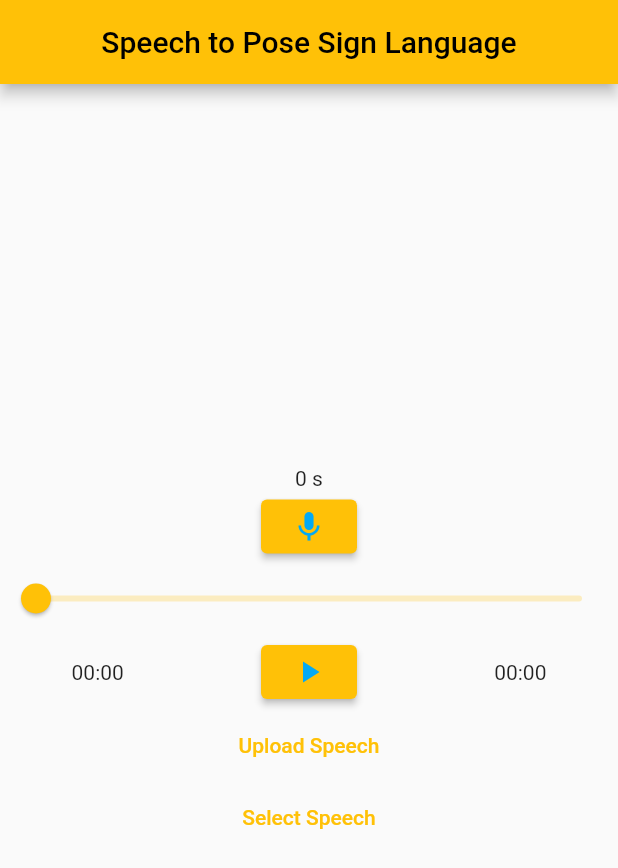
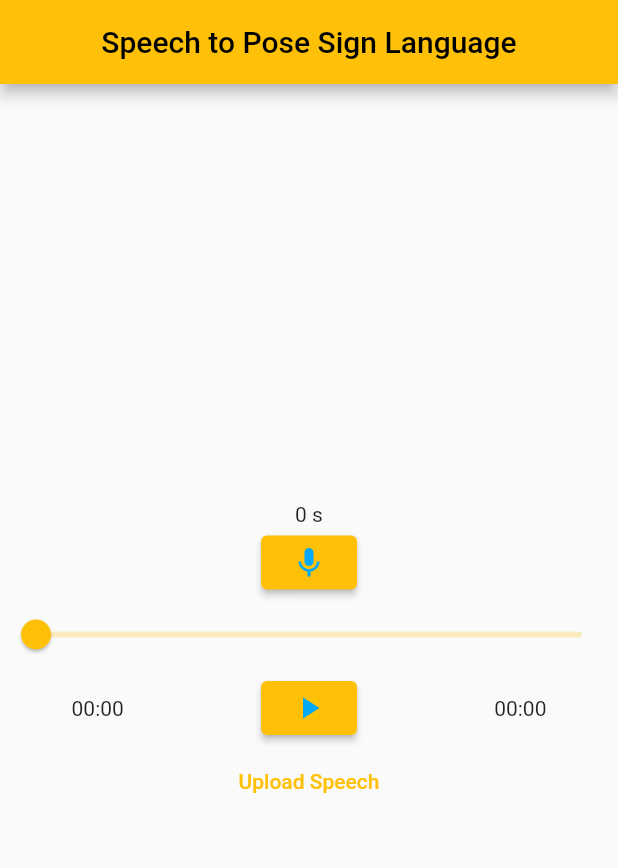
Before and after one commit to AhmedAsim-69/Speech_To_Sign_Language, a Flutter app: the screen it shows after launch, after a tap on "Upload Speech", on a phone screen of 412 x 824 dp. Shown: the top 868 px of the screen. Run offline on Flutter 3.47's test engine with Material 2 defaults, Android fonts, the phone set to English and light mode, and no system bars; our stand-ins replace audioplayers, cloud_firestore, file_picker, firebase_auth, firebase_storage, fluttertoast and 1 more; missing offline and left inert: flutter_sound; accounts and stored records are empty.

Commit message:
Feature: Speech transfer from phone to local server

```diff
--- a/lib/pages/my_homepage.dart
+++ b/lib/pages/my_homepage.dart
@@ -9,6 +9,7 @@ import 'package:stsl/services/audio_player.dart';
 import 'package:stsl/services/audio_recorder.dart';
 import 'package:http/http.dart' as http;
 import 'package:stsl/services/format_time.dart';
+import 'package:stsl/services/upload_file.dart';
 
 class MyHomePage extends StatefulWidget {
   const MyHomePage({Key? key, required this.title}) : super(key: key);
@@ -27,7 +28,9 @@ class _MyHomePageState extends State<MyHomePage> {
     log("inside selectSpeech\n");
     final pickedFile = await FilePicker.platform.pickFiles();
     if (pickedFile != null) {
-      selectedFile = File(pickedFile.files.single.path!);
+      selectedFile = File(
+          '/storage/emulated/0/Android/data/com.example.stsl/files/audio.wav');
+      // selectedFile = File(pickedFile.files.single.path!);
     }
   }
 
@@ -36,8 +39,8 @@ class _MyHomePageState extends State<MyHomePage> {
   String uri = " https://5997-39-46-123-229.in.ngrok.io/upload/";
 
   uploadFile() async {
-    final request = http.MultipartRequest(
-        "POST", Uri.parse("https://5997-39-46-123-229.in.ngrok.io/upload"));
+    final request =
+        http.MultipartRequest("POST", Uri.parse("http://10.0.2.2:4000/upload"));
     final headers = {"Content-type": " multipart/form-data"};
     if (selectedFile != null) {
       request.files.add(http.MultipartFile('speech',
@@ -156,17 +159,17 @@ class _MyHomePageState extends State<MyHomePage> {
               ),
             ),
             TextButton(
-              onPressed: () => uploadFile(),
+              onPressed: () => UploadFile.uploadFile(),
               child: const Text(
                 "Upload Speech",
               ),
             ),
-            TextButton(
-              onPressed: () => selectSpeech(),
-              child: const Text(
-                "Select Speech",
-              ),
-            ),
+            // TextButton(
+            //   onPressed: () => selectSpeech(),
+            //   child: const Text(
+            //     "Select Speech",
+            //   ),
+            // ),
           ],
         ),
       ),
--- a/lib/services/upload_file.dart
+++ b/lib/services/upload_file.dart
@@ -1,39 +1,35 @@
-// import 'dart:convert';
-// import 'dart:developer';
+import 'dart:convert';
+import 'dart:developer';
 
-// import 'dart:io';
-// import 'package:file_picker/file_picker.dart';
-// import 'package:http/http.dart' as http;
+import 'dart:io';
+import 'package:http/http.dart' as http;
 
-// class UploadFile {
-// //--------------------------------------------//
-//   // ///////////////
-//   static File? selectedFile;
-//   static selectSpeech() async {
-//     log("inside selectSpeech\n");
-//     final pickedFile = await FilePicker.platform.pickFiles();
-//     if (pickedFile != null) {
-//       selectedFile = File(pickedFile.files.single.path!);
-//     }
-//   }
-
-// // ///////////////
-//   static String message = "";
-//   static String uri = " https://5997-39-46-123-229.in.ngrok.io/upload/";
-//   static uploadFile() async {
-//     final request = http.MultipartRequest(
-//         "POST", Uri.parse("https://5997-39-46-123-229.in.ngrok.io/upload"));
-//     final headers = {"Content-type": " multipart/form-data"};
-//     request.files.add(http.MultipartFile('speech',
-//         selectedFile!.readAsBytes().asStream(), selectedFile!.lengthSync(),
-//         filename: selectedFile!.path.split('/').last));
-
-//     request.headers.addAll(headers);
-//     final response = await request.send();
-//     http.Response res = await http.Response.fromStream(response);
-//     final resJson = jsonDecode(res.body);
-//     message = resJson['message'];
-//     log(message);
-//   }
-// //--------------------------------------------//
-// }
+class UploadFile {
+  static uploadFile() async {
+    log("inside function\n");
+    File selectedFile = File(
+        '/storage/emulated/0/Android/data/com.example.stsl/files/audio.wav');
+    log("file selected\n");
+    String message = "";
+    // String uri = " https://5997-39-46-123-229.in.ngrok.io/upload/";
+    // final request =
+    //     http.MultipartRequest("POST", Uri.parse("http://10.0.2.2:4000/upload")); //FOR AVD
+    final request = http.MultipartRequest(
+        "POST", Uri.parse("http://10.0.2.2:4000/upload")); //FOR Physical Mobile
+    final headers = {"Content-type": " multipart/form-data"};
+    request.files.add(http.MultipartFile('speech',
+        selectedFile.readAsBytes().asStream(), selectedFile.lengthSync(),
+        filename: selectedFile.path.split('/').last));
+    log("After header\n");
+    request.headers.addAll(headers);
+    log("after request header\n");
+    final response = await request.send();
+    log("after response\n");
+    http.Response res = await http.Response.fromStream(response);
+    log("after http respone\n");
+    final resJson = jsonDecode(res.body);
+    log("After json\n");
+    message = resJson['message'];
+    log(message);
+  }
+}
--- a/pubspec.yaml
+++ b/pubspec.yaml
@@ -46,6 +46,7 @@ dependencies:
   http: ^0.13.5
   async: ^2.8.2
   path: ^1.8.1
+  file_manager: ^1.0.1
 
 dev_dependencies:
   flutter_test:
```
Also changed, not shown: lib/services/audio_recorder.dart (+9 -3 lines), lib/services/select_file.dart (deleted, +0 -15 lines), pubspec.lock, 1 other file.
